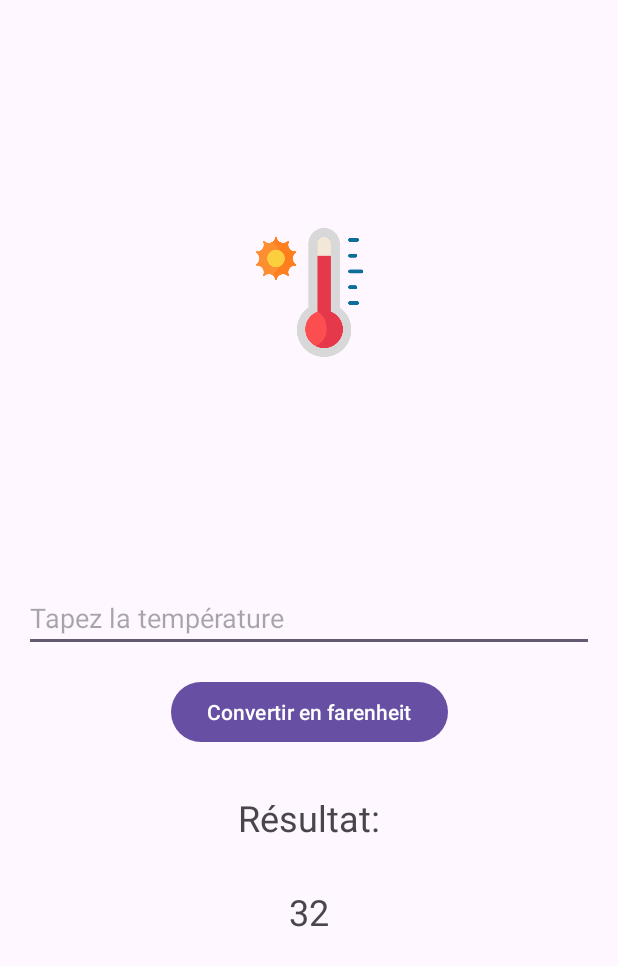
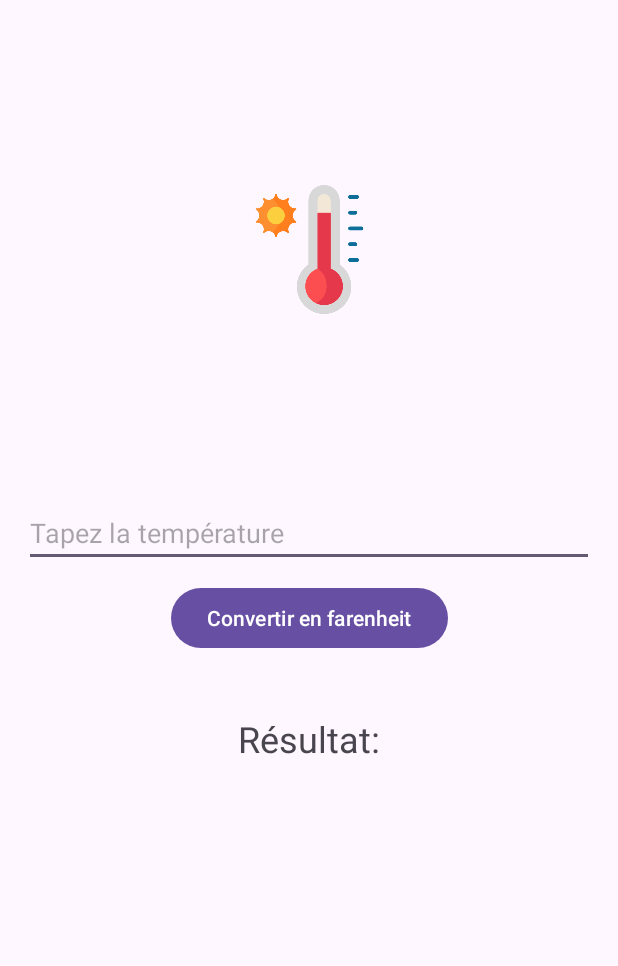
Before and after one commit to clement-chn/temperature_converter_xml, an Android app: the screen it shows after launch (MainActivity), on a phone screen of 412 x 824 dp. Shown: the top 966 px of the screen. Run offline under Robolectric (Android 15) with nearby library versions, the phone set to English and light mode, and no system bars.

Commit message:
appli fonctionnelle

```diff
--- a/app/build.gradle.kts
+++ b/app/build.gradle.kts
@@ -5,7 +5,7 @@ plugins {
 
 android {
     namespace = "com.example.temperatureconverter"
-    compileSdk = 34
+    compileSdk = 35
 
     defaultConfig {
         applicationId = "com.example.temperatureconverter"
--- a/app/src/main/java/com/example/temperatureconverter/MainActivity.kt
+++ b/app/src/main/java/com/example/temperatureconverter/MainActivity.kt
@@ -1,20 +1,44 @@
 package com.example.temperatureconverter
 
 import android.os.Bundle
-import androidx.activity.enableEdgeToEdge
+import android.widget.EditText
 import androidx.appcompat.app.AppCompatActivity
 import androidx.core.view.ViewCompat
 import androidx.core.view.WindowInsetsCompat
+import android.widget.Button
+import android.widget.ImageView
+import android.widget.TextView
 
 class MainActivity : AppCompatActivity() {
     override fun onCreate(savedInstanceState: Bundle?) {
         super.onCreate(savedInstanceState)
-        enableEdgeToEdge()
         setContentView(R.layout.activity_main)
         ViewCompat.setOnApplyWindowInsetsListener(findViewById(R.id.main)) { v, insets ->
             val systemBars = insets.getInsets(WindowInsetsCompat.Type.systemBars())
             v.setPadding(systemBars.left, systemBars.top, systemBars.right, systemBars.bottom)
             insets
         }
+
+        val tempNumberEditText = findViewById<EditText>(R.id.tempNumber)
+        val tempBtn = findViewById<Button>(R.id.tempBtn)
+        val tempOutput = findViewById<TextView>(R.id.temp)
+        val tempImage = findViewById<ImageView>(R.id.hot)
+
+        tempBtn.setOnClickListener {
+            val tempInput = tempNumberEditText.text.toString()
+
+            if (tempInput.isNotEmpty()) {
+                val temperatureCelsius = tempInput.toDouble()
+
+                val temperatureFahrenheit = (temperatureCelsius * 9/5) + 32
+                tempOutput.text = "$temperatureFahrenheit °F"
+
+                if (temperatureCelsius > 14) {
+                    tempImage.setImageResource(R.drawable.hot)
+                } else {
+                    tempImage.setImageResource(R.drawable.cold)
+                }
+            }
+        }
     }
 }
--- a/app/src/main/res/layout/activity_main.xml
+++ b/app/src/main/res/layout/activity_main.xml
@@ -20,16 +20,16 @@
 
     <EditText
         android:id="@+id/tempNumber"
-        android:layout_width="fill_parent"
+        android:layout_width="match_parent"
         android:layout_height="wrap_content"
         android:autofillHints="number"
         android:hint="@string/tapez_la_temp_rature"
         android:inputType="number"
-        app:layout_constraintTop_toTopOf="parent"
-        app:layout_constraintBottom_toBottomOf="parent"
+        app:layout_constraintBottom_toTopOf="@id/tempBtn"
         app:layout_constraintStart_toStartOf="parent"
         app:layout_constraintEnd_toEndOf="parent"
         android:layout_marginHorizontal="16dp"
+        android:layout_marginBottom="10dp"
         />
 
     <Button
@@ -37,10 +37,10 @@
         android:layout_width="wrap_content"
         android:layout_height="wrap_content"
         android:text="Convertir en farenheit"
-        app:layout_constraintTop_toBottomOf="@id/tempNumber"
+        app:layout_constraintTop_toTopOf="parent"
+        app:layout_constraintBottom_toBottomOf="parent"
         app:layout_constraintStart_toStartOf="parent"
         app:layout_constraintEnd_toEndOf="parent"
-        android:layout_marginTop="16dp"
         />
 
     <TextView
@@ -52,14 +52,15 @@
         app:layout_constraintTop_toBottomOf="@+id/tempBtn"
         app:layout_constraintStart_toStartOf="parent"
         app:layout_constraintEnd_toEndOf="parent"
-        android:layout_marginTop="30dp"
+        android:layout_marginTop="40dp"
         />
 
     <TextView
+        android:id="@+id/temp"
         android:layout_width="wrap_content"
         android:layout_height="wrap_content"
-        android:text="32"
-        android:textSize="24dp"
+        android:text=""
+        android:textSize="40dp"
         app:layout_constraintTop_toBottomOf="@id/resultText"
         app:layout_constraintStart_toStartOf="parent"
         app:layout_constraintEnd_toEndOf="parent"
```
Also changed, not shown: app/src/main/res/drawable/cold.png (added).
